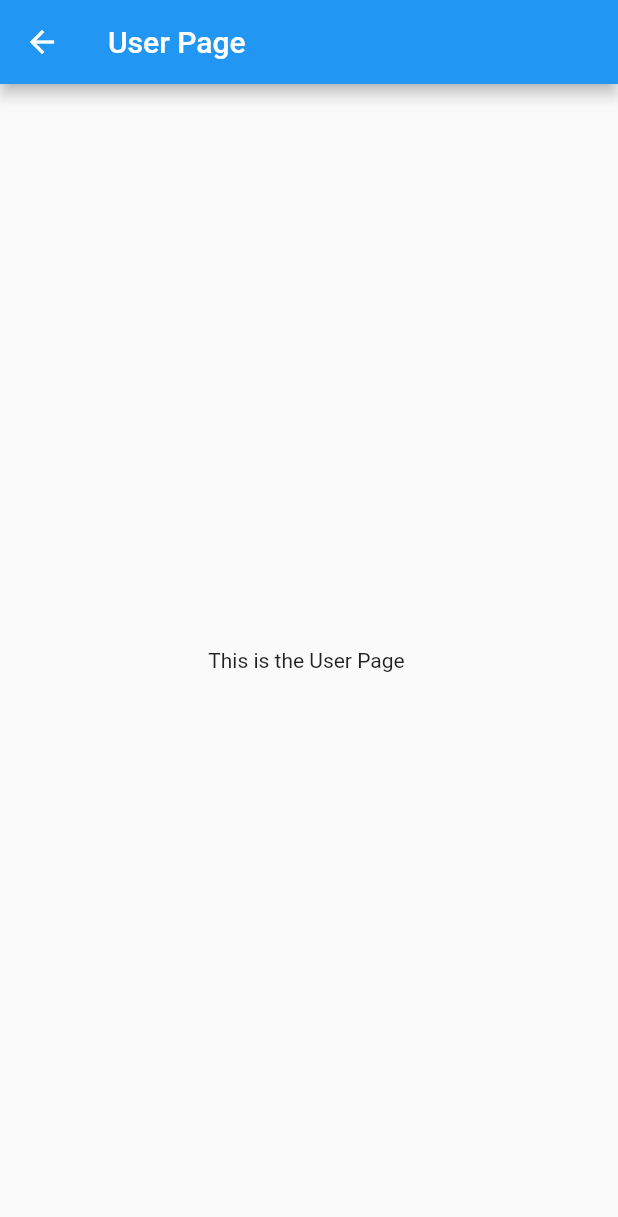
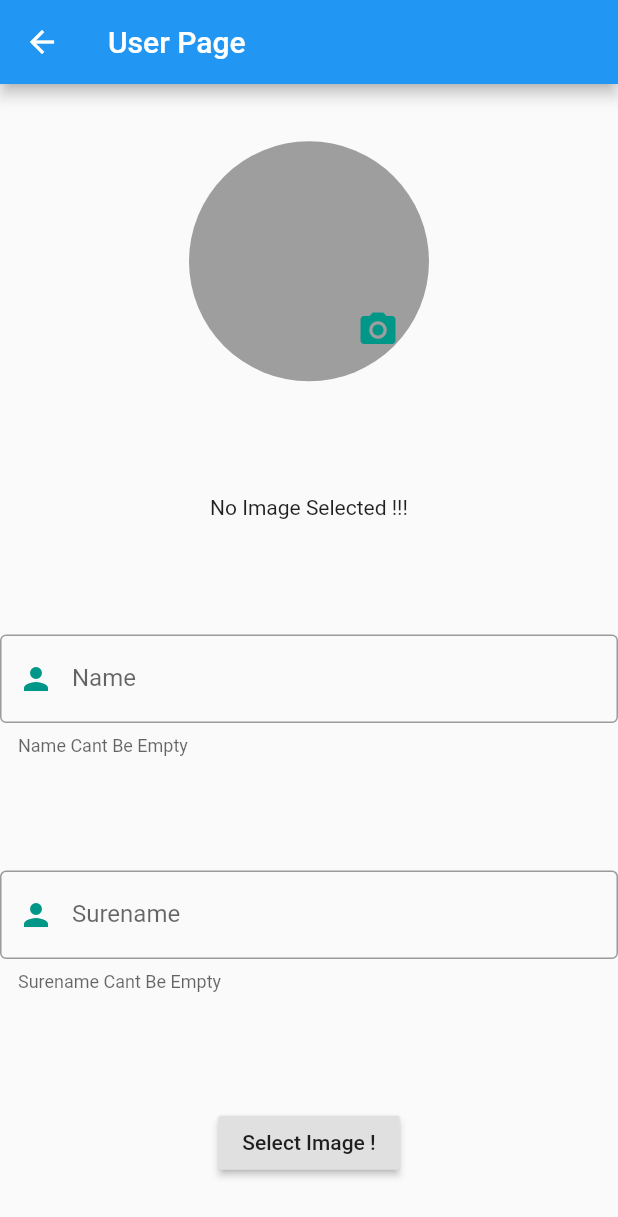
Before and after one commit to HamzaMasharqa/CapastonProject, a Flutter app: the UserPage screen opened directly, on a phone screen of 412 x 824 dp. Shown: the top 1217 px of the screen. Run offline on Flutter 3.47's test engine with Material 2 defaults, Android fonts, the phone set to English and light mode, and no system bars; our stand-ins replace image_picker.

Commit message:
Second Commit: Updates and confirmations on the USER page with the uploading picture method and Name User Name Boxes.

```diff
--- a/lib/main.dart
+++ b/lib/main.dart
@@ -25,9 +25,9 @@ class myNavigationBar extends StatefulWidget {
 class _myNavigationBarState extends State<myNavigationBar> {
   int currentIndex = 0;
   final List<Widget> _children = [
+     UserPage(),
     HomePg(),
-    DriveMod(),
-    UserPage()
+    DriveMod()
   ];
 
   void onTappedBar(int index){
--- a/lib/user.dart
+++ b/lib/user.dart
@@ -1,4 +1,9 @@
+import 'dart:developer';
+import 'dart:io';
+import 'dart:async';
+import 'package:flutter/cupertino.dart';
 import 'package:flutter/material.dart';
+import 'package:image_picker/image_picker.dart';
 
 class UserPage extends StatefulWidget {
   @override
@@ -6,14 +11,180 @@ class UserPage extends StatefulWidget {
 }
 
 class _UserPageState extends State<UserPage> {
+  File imageFile;
+
+  _openCamera(BuildContext context) async {
+    var picture = await ImagePicker.pickImage(source: ImageSource.camera);
+    this.setState(() {
+      imageFile = picture;
+    });
+    Navigator.of(context).pop();
+  }
+
+  _openGallary(BuildContext context) async {
+    var picture = await ImagePicker.pickImage(source: ImageSource.gallery);
+    this.setState(() {
+      imageFile = picture;
+    });
+    Navigator.of(context).pop();
+  }
+
+  Future<void> _ShowChoiseDialog(BuildContext context) {
+    return showDialog(
+        context: context,
+        builder: (BuildContext context) {
+          return AlertDialog(
+            title: Text('Make your choise'),
+            content: SingleChildScrollView(
+              child: ListBody(
+                children: <Widget>[
+                  FlatButton.icon(
+                    icon: Icon(Icons.image),
+                    onPressed: () {
+                      _openGallary(context);
+                    },
+                    label: Text('Image'),
+                  ),
+                  Padding(padding: EdgeInsets.all(8.0)),
+                  FlatButton.icon(
+                    icon: Icon(Icons.camera),
+                    onPressed: () {
+                      _openCamera(context);
+                    },
+                    label: Text('Camera'),
+                  )
+                ],
+              ),
+            ),
+          );
+        });
+  }
+
+  Widget nameval() {
+    return TextFormField(
+      validator: (value) {
+        if (value.isEmpty) return "name is not empty";
+        return null;
+      },
+      decoration: InputDecoration(
+          border: OutlineInputBorder(
+              borderSide: BorderSide(
+            color: Colors.teal,
+          )),
+          prefixIcon: Icon(
+            Icons.person,
+            color: Colors.teal,
+          ),
+          labelText: "Name",
+          helperText: "Name Cant Be Empty",
+          hintText: "example"),
+    );
+  }
+
+  Widget sureName() {
+    return TextFormField(
+      validator: (value) {
+        if (value.isEmpty) return "surename is not empty";
+        return null;
+      },
+      decoration: InputDecoration(
+          border: OutlineInputBorder(
+              borderSide: BorderSide(
+            color: Colors.teal,
+          )),
+          prefixIcon: Icon(
+            Icons.person,
+            color: Colors.teal,
+          ),
+          labelText: "Surename",
+          helperText: "Surename Cant Be Empty",
+          hintText: "example"),
+    );
+  }
+Widget emptyPic(){
+  return Center(
+
+    child: Stack(
+      children: <Widget>[
+        CircleAvatar(
+          radius: 80.0,
+          backgroundColor: Colors.grey,
+        ),
+        Positioned(
+          bottom: 20.0,
+          right: 20.0,
+          child: InkWell(
+            onTap: ()async {
+              await      _ShowChoiseDialog(context);
+            },
+            child: Icon(
+              Icons.camera_alt,
+              color: Colors.teal,
+              size: 28.0,
+            ),
+          ),
+        ),
+      ],
+    ),
+  );
+
+}
+  Widget _decideImageView() {
+    if (imageFile == null) {
+      return Text('No Image Selected !!!');
+    } else {
+      return Center(
+
+        child: Stack(
+          children: <Widget>[
+            CircleAvatar(
+              radius: 80.0,
+              backgroundImage: FileImage(imageFile),
+            ),
+            Positioned(
+              bottom: 20.0,
+              right: 20.0,
+              child: InkWell(
+                onTap: ()async {
+                 await _decideImageView();
+                },
+                child: Icon(
+                  Icons.camera_alt,
+                  color: Colors.teal,
+                  size: 28.0,
+                ),
+              ),
+            ),
+          ],
+        ),
+      );
+    }
+  }
+
   @override
   Widget build(BuildContext context) {
     return Scaffold(
       appBar: new AppBar(
         title: Text('User Page'),
       ),
-      body: new Center(
-        child: Text('This is the User Page '),
+      body: Container(
+        child: Center(
+          child: Column(
+            mainAxisAlignment: MainAxisAlignment.spaceAround,
+            children: <Widget>[
+              emptyPic()
+             ,_decideImageView(),
+              nameval(),
+              sureName(),
+              RaisedButton(
+                onPressed: () {
+                  _ShowChoiseDialog(context);
+                },
+                child: Text('Select Image !'),
+              ),
+            ],
+          ),
+        ),
       ),
     );
   }
```
Also changed, not shown: pubspec.yaml (+7 -0 lines), pubspec.lock.
